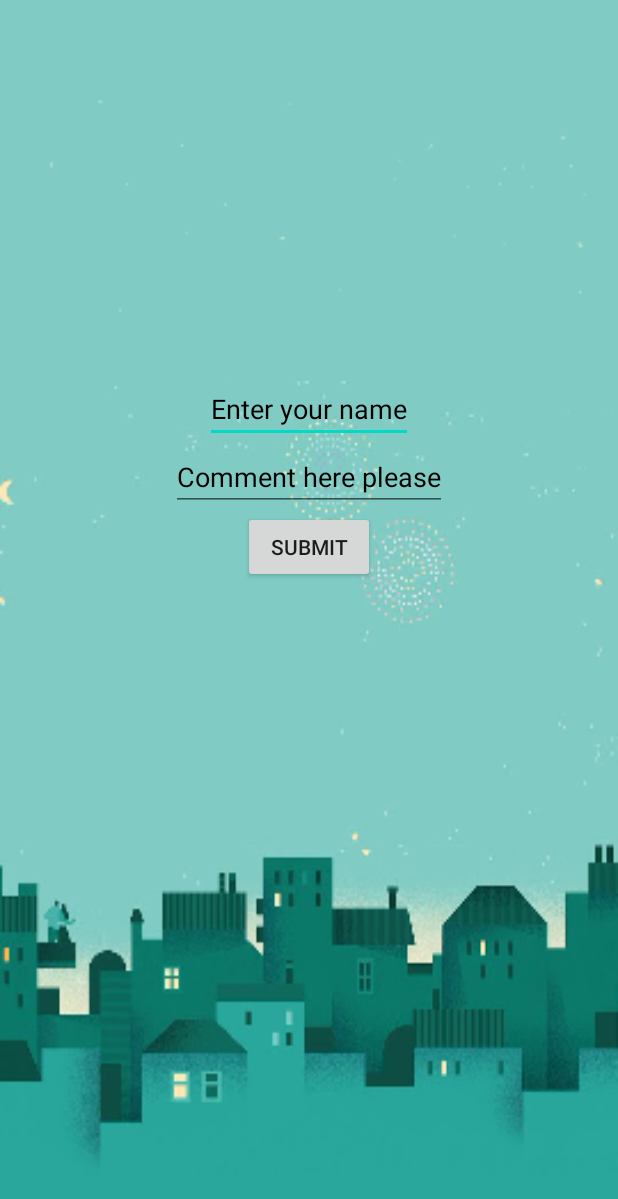
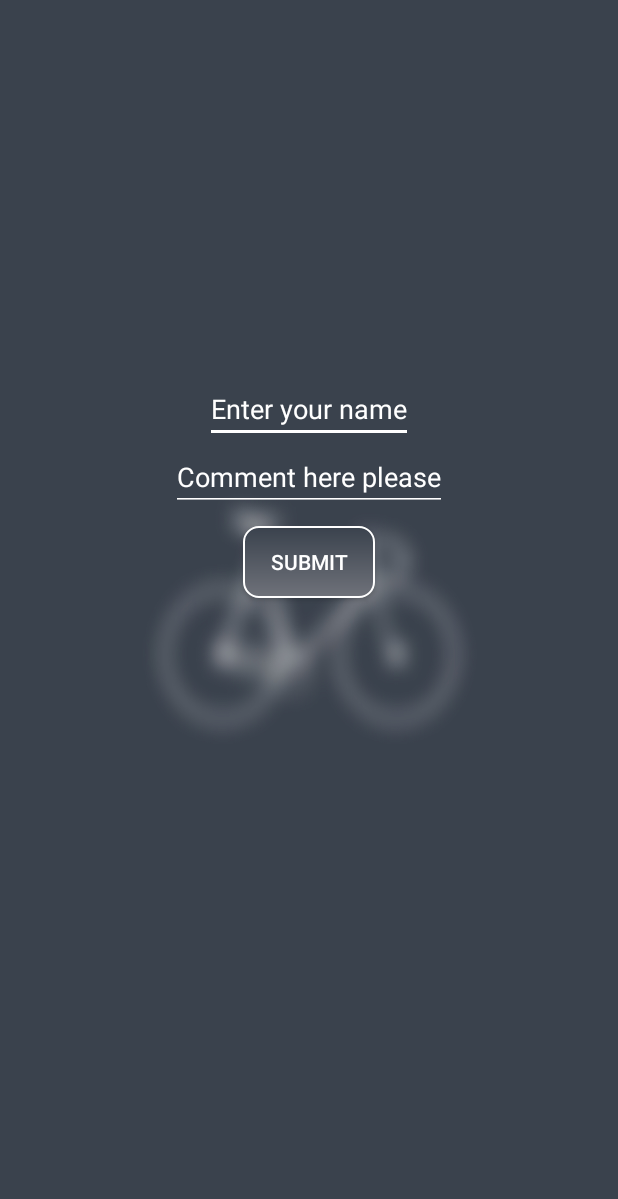
Before and after one commit to kewalg/CycTrack, an Android app: the AddItem screen opened directly, with no data from a screen before it, on a phone screen of 412 x 824 dp. Shown: the top 1199 px of the screen. Run offline under Robolectric (Android 15) with nearby library versions, the phone set to English and light mode, and no system bars; our stand-ins replace Volley.

Commit message:
final for 04/29

```diff
--- a/app/src/main/java/com/example/cyctrack/AddItem.java
+++ b/app/src/main/java/com/example/cyctrack/AddItem.java
@@ -4,6 +4,7 @@ import android.app.ProgressDialog;
 import android.content.Intent;
 import android.os.Bundle;
 import android.view.View;
+import android.view.WindowManager;
 import android.widget.Button;
 import android.widget.EditText;
 import android.widget.Toast;
@@ -34,7 +35,7 @@ public class AddItem extends AppCompatActivity implements View.OnClickListener {
     @Override
     protected void onCreate(@Nullable Bundle savedInstanceState) {
         super.onCreate(savedInstanceState);
-
+        this.getWindow().setFlags(WindowManager.LayoutParams.FLAG_FULLSCREEN, WindowManager.LayoutParams.FLAG_FULLSCREEN);
         setContentView(R.layout.add_item);
         editName = findViewById(R.id.editName);
         editFeedback = findViewById(R.id.editFeedback);
--- a/app/src/main/java/com/example/cyctrack/Common/Common.java
+++ b/app/src/main/java/com/example/cyctrack/Common/Common.java
@@ -28,7 +28,7 @@ public class Common {
     }
 
     public static String getDateNow(){
-        DateFormat dateFormat = new SimpleDateFormat("dd MMMM yyyy HH:mm");
+        DateFormat dateFormat = new SimpleDateFormat("dd MMMM yy HH:mm");
         Date date = new Date();
         return dateFormat.format(date);
     }
--- a/app/src/main/java/com/example/cyctrack/ListItem.java
+++ b/app/src/main/java/com/example/cyctrack/ListItem.java
@@ -3,6 +3,7 @@ package com.example.cyctrack;
 
 import android.app.ProgressDialog;
 import android.os.Bundle;
+import android.view.WindowManager;
 import android.widget.ListAdapter;
 import android.widget.ListView;
 import android.widget.SimpleAdapter;
@@ -36,6 +37,7 @@ public class ListItem extends AppCompatActivity {
     @Override
     protected void onCreate(@Nullable Bundle savedInstanceState) {
         super.onCreate(savedInstanceState);
+        this.getWindow().setFlags(WindowManager.LayoutParams.FLAG_FULLSCREEN, WindowManager.LayoutParams.FLAG_FULLSCREEN);
         setContentView(R.layout.list_item);
         listView = findViewById(R.id.lv_items);
         getItems();
--- a/app/src/main/java/com/example/cyctrack/MapBoxActivity.java
+++ b/app/src/main/java/com/example/cyctrack/MapBoxActivity.java
@@ -12,6 +12,7 @@ import android.os.PersistableBundle;
 import android.provider.Settings;
 import android.util.Log;
 import android.view.View;
+import android.view.WindowManager;
 import android.widget.Button;
 import android.widget.CompoundButton;
 import android.widget.SeekBar;
@@ -73,6 +74,7 @@ public class MapBoxActivity extends AppCompatActivity implements OnMapReadyCallb
         super.onCreate(savedInstanceState);
         Mapbox.getInstance(this, getString(R.string.access_token));
         setContentView(R.layout.activity_map_box);
+        this.getWindow().setFlags(WindowManager.LayoutParams.FLAG_FULLSCREEN, WindowManager.LayoutParams.FLAG_FULLSCREEN);
         mapView = findViewById(R.id.mapView);
         mNotificationManager = (NotificationManager) getSystemService(NOTIFICATION_SERVICE);
 
--- a/app/src/main/java/com/example/cyctrack/MapsActivity.java
+++ b/app/src/main/java/com/example/cyctrack/MapsActivity.java
@@ -24,6 +24,7 @@ import android.os.Bundle;
 import android.util.Log;
 import android.view.KeyEvent;
 import android.view.View;
+import android.view.WindowManager;
 import android.view.inputmethod.EditorInfo;
 import android.view.inputmethod.InputMethodManager;
 import android.widget.Button;
@@ -84,6 +85,7 @@ public class MapsActivity extends AppCompatActivity implements OnMapReadyCallbac
     @Override
     protected void onCreate(Bundle savedInstanceState) {
         super.onCreate(savedInstanceState);
+        this.getWindow().setFlags(WindowManager.LayoutParams.FLAG_FULLSCREEN, WindowManager.LayoutParams.FLAG_FULLSCREEN);
         setContentView(R.layout.activity_maps);
         mSearchtext = findViewById(R.id.input_search);
         my_location = findViewById(R.id.my_location);
--- a/app/src/main/java/com/example/cyctrack/ReviewActivity.java
+++ b/app/src/main/java/com/example/cyctrack/ReviewActivity.java
@@ -3,6 +3,7 @@ package com.example.cyctrack;
 import android.content.Intent;
 import android.os.Bundle;
 import android.view.View;
+import android.view.WindowManager;
 import android.widget.Button;
 
 import androidx.appcompat.app.AppCompatActivity;
@@ -14,6 +15,7 @@ public class ReviewActivity extends AppCompatActivity implements View.OnClickLis
     @Override
     protected void onCreate(Bundle savedInstanceState) {
         super.onCreate(savedInstanceState);
+        this.getWindow().setFlags(WindowManager.LayoutParams.FLAG_FULLSCREEN, WindowManager.LayoutParams.FLAG_FULLSCREEN);
         setContentView(R.layout.activity_review);
 
         buttonAddItem = findViewById(R.id.btn_add_item);
--- a/app/src/main/java/com/example/cyctrack/SafetyActivity.java
+++ b/app/src/main/java/com/example/cyctrack/SafetyActivity.java
@@ -8,6 +8,7 @@ import android.app.Activity;
 import android.content.Intent;
 import android.os.Bundle;
 import android.view.View;
+import android.view.WindowManager;
 import android.widget.AdapterView;
 import android.widget.ArrayAdapter;
 import android.widget.Button;
@@ -26,6 +27,7 @@ public class SafetyActivity extends Activity {
     @Override
     protected void onCreate(Bundle savedInstanceState) {
         super.onCreate(savedInstanceState);
+        this.getWindow().setFlags(WindowManager.LayoutParams.FLAG_FULLSCREEN, WindowManager.LayoutParams.FLAG_FULLSCREEN);
         setContentView(R.layout.activity_safety);
 
         btn_letsgo = findViewById(R.id.btnLetsGo);
--- a/app/src/main/java/com/example/cyctrack/SplashScreen.java
+++ b/app/src/main/java/com/example/cyctrack/SplashScreen.java
@@ -5,6 +5,7 @@ import androidx.appcompat.app.AppCompatActivity;
 import android.content.Intent;
 import android.os.Bundle;
 import android.os.Handler;
+import android.view.WindowManager;
 
 import com.example.cyctrack.Model.Main;
 
@@ -14,6 +15,7 @@ public class SplashScreen extends AppCompatActivity {
     @Override
     protected void onCreate(Bundle savedInstanceState) {
         super.onCreate(savedInstanceState);
+        this.getWindow().setFlags(WindowManager.LayoutParams.FLAG_FULLSCREEN, WindowManager.LayoutParams.FLAG_FULLSCREEN);
         setContentView(R.layout.activity_splash_screen);
 
         new Handler().postDelayed(new Runnable() {
--- /dev/null
+++ b/app/src/main/res/drawable/custom_button.xml
@@ -0,0 +1,15 @@
+<?xml version="1.0" encoding="utf-8"?>
+<shape xmlns:android="http://schemas.android.com/apk/res/android"
+    android:shape="rectangle">
+    <solid android:color="#3a424d" />
+    <corners android:radius="10dp" />
+    <stroke
+        android:width="1dp"
+        android:color="#fff" />
+
+    <gradient
+        android:angle="90"
+        android:endColor="#3a424d"
+        android:startColor="#6f727a" />
+
+</shape>
--- a/app/src/main/res/layout/activity_safety.xml
+++ b/app/src/main/res/layout/activity_safety.xml
@@ -40,8 +40,10 @@
         android:layout_height="wrap_content"
         android:layout_below="@id/checkable_list"
         android:layout_centerHorizontal="true"
-        android:layout_marginTop="10dp"
+        android:layout_marginTop="20dp"
+        android:background="@drawable/custom_button"
         android:enabled="false"
-        android:text="Lets Go!" />
+        android:text="Lets Go!"
+        android:textColor="#fff" />
 
 </RelativeLayout>
--- a/app/src/main/res/layout/add_item.xml
+++ b/app/src/main/res/layout/add_item.xml
@@ -1,11 +1,8 @@
 <?xml version="1.0" encoding="utf-8"?>
 <RelativeLayout xmlns:android="http://schemas.android.com/apk/res/android"
-    xmlns:app="http://schemas.android.com/apk/res-auto"
-    xmlns:tools="http://schemas.android.com/tools"
     android:layout_width="match_parent"
     android:layout_height="match_parent"
-    android:background="@drawable/background"
-    tools:context=".FeedBackActivity">
+    android:background="@drawable/bg2blur">
 
     <EditText
         android:id="@+id/editName"
@@ -13,8 +10,9 @@
         android:layout_height="wrap_content"
         android:layout_centerHorizontal="true"
         android:layout_marginTop="250dp"
+        android:backgroundTint="#fff"
         android:hint="Enter your name"
-        android:textColorHint="#000000" />
+        android:textColorHint="#fff" />
 
 
     <EditText
@@ -23,8 +21,9 @@
         android:layout_height="wrap_content"
         android:layout_below="@id/editName"
         android:layout_centerHorizontal="true"
+        android:backgroundTint="#fff"
         android:hint="Comment here please"
-        android:textColorHint="#000000" />
+        android:textColorHint="#fff" />
 
     <Button
         android:id="@+id/btnSubmit"
@@ -32,7 +31,11 @@
         android:layout_height="wrap_content"
         android:layout_below="@id/editFeedback"
         android:layout_centerHorizontal="true"
-        android:text="submit" />
+        android:layout_marginTop="10dp"
+        android:background="@drawable/custom_button"
+        android:padding="10dp"
+        android:text="submit"
+        android:textColor="#fff" />
 
 
 </RelativeLayout>
--- a/app/src/main/res/layout/rowlayout.xml
+++ b/app/src/main/res/layout/rowlayout.xml
@@ -5,6 +5,8 @@
     android:layout_width="fill_parent"
     android:layout_height="wrap_content"
     android:checkMark="?android:attr/listChoiceIndicatorMultiple"
+    android:checkMarkTint="#fff"
     android:gravity="center_vertical"
     android:padding="5sp"
+    android:textColor="#fff"
     android:textSize="20sp" />
```
Also changed, not shown: app/src/main/AndroidManifest.xml (+5 -6 lines), app/src/main/java/com/example/cyctrack/SpeedActivity.java (+37 -42 lines), app/src/main/java/com/example/cyctrack/WeatherActivity.java (+12 -1 lines), app/src/main/res/layout/activity_map_box.xml (+12 -3 lines), app/src/main/res/layout/activity_review.xml (+7 -3 lines), app/src/main/res/layout/activity_splash_screen.xml (+11 -17 lines), app/src/main/res/layout/activity_weather.xml (+98 -15 lines).
